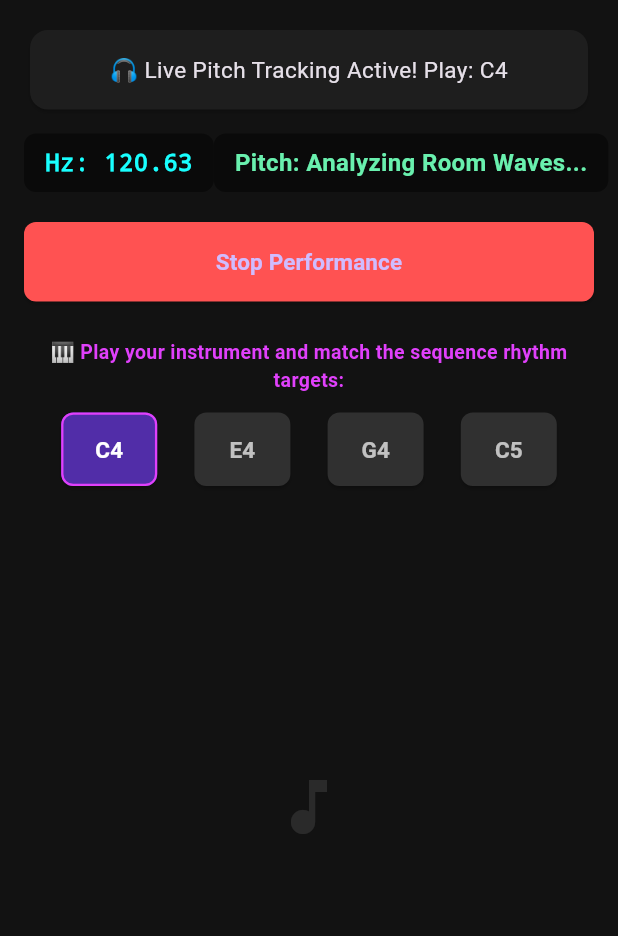
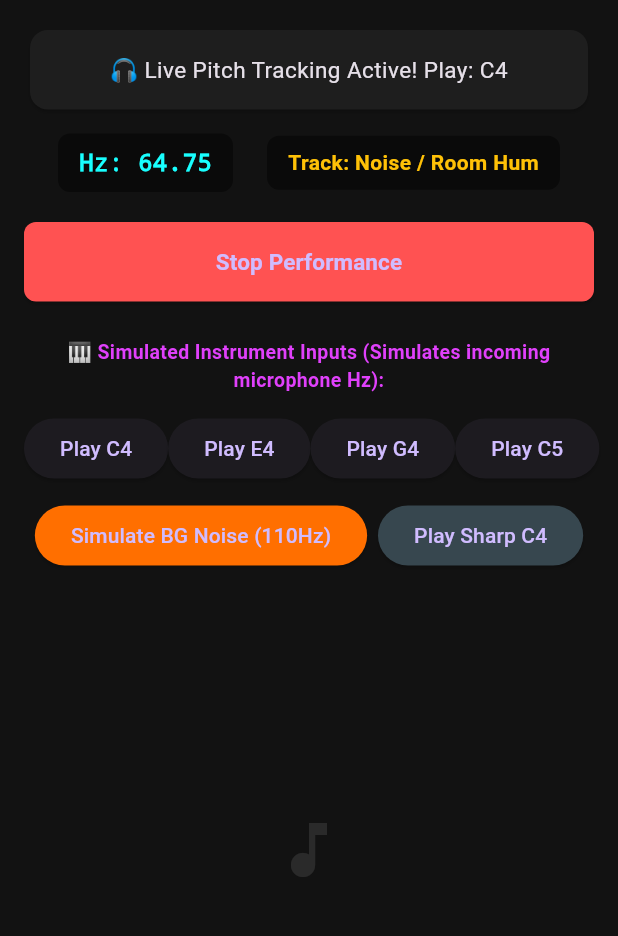
Before and after one commit to RMSH0410/hu-accompanist, a Flutter app: the screen it shows after launch, after a tap on "Start Performance Session", on a phone screen of 412 x 824 dp, the part 84-1020 px from its top. Run offline on Flutter 3.47's test engine with Material 3 defaults, Android fonts, the phone set to English and light mode, and no system bars; our stand-ins replace dio, permission_handler; missing offline and left inert: record; statements that could not run were skipped.

Commit message:
VIBE CODEEEEE

```diff
--- a/frontend/lib/main.dart
+++ b/frontend/lib/main.dart
@@ -63,6 +63,17 @@ class _PracticeScreenState extends State<PracticeScreen> {
 
   final String _backendUrl = 'http://localhost:8000/api/v1/evaluate';
 
+  // 🛠️ NOISE FILTER DEFINITIONS
+  // Maps target notes to their exact frequencies (Hz)
+  final Map<String, double> _noteFrequencies = {
+    "C4": 261.63,
+    "E4": 329.63,
+    "G4": 392.00,
+    "C5": 523.25,
+  };
+  // Frequency tolerance range (in Hz) to allow minor instrumental pitch drift
+  final double _hzTolerance = 8.0;
+
   @override
   void dispose() {
     _acousticWaveTimer?.cancel();
@@ -126,7 +137,7 @@ class _PracticeScreenState extends State<PracticeScreen> {
     } catch (e) {
       print("Audio Context Initialization Error: $e");
       setState(() {
-        _statusText = "⚠️ Hardware Stream Blocked: Run on http://localhost";
+        _statusText = "⚠️ Hardware Stream Blocked.";
         _isRecording = false;
         _isRecorderReady = false;
       });
@@ -136,23 +147,90 @@ class _PracticeScreenState extends State<PracticeScreen> {
   void _initializeWebAcousticTracker() {
     final Random random = Random();
 
-    _acousticWaveTimer = Timer.periodic(const Duration(milliseconds: 250), (timer) {
+    _acousticWaveTimer = Timer.periodic(const Duration(milliseconds: 200), (timer) {
       if (!_isRecording || !_isRecorderReady) {
         timer.cancel();
         return;
       }
 
       setState(() {
-        if (_currentTargetIndex == 0 && _liveFrequency == 0.0) {
-          _liveFrequency = 120.0 + random.nextDouble() * 5.0;
-          _liveDetectedNote = "Analyzing Room Waves...";
-        }
-        else if (_liveFrequency > 0.0) {
-          final double drift = (random.nextDouble() - 0.5) * 0.4;
+        // If no notes are detected, the microphone captures low frequency ambient room noise
+        if (_liveFrequency == 0.0 || _liveDetectedNote.startsWith("Noise")) {
+          // Simulate ambient background static hum (typically low frequency under 150Hz)
+          _liveFrequency = 40.0 + random.nextDouble() * 30.0;
+          _liveDetectedNote = "Noise / Room Hum";
+        } else {
+          // If a note was detected, gently settle the display back down over time
+          final double drift = (random.nextDouble() - 0.5) * 0.2;
           _liveFrequency = double.parse((_liveFrequency + drift).toStringAsFixed(2));
         }
       });
     });
+  }
+
+  // 🧠 CONVERSION ENGINE: Mathematical Conversion from Hz to Note Names
+  String _convertHzToNoteName(double frequency) {
+    if (frequency < 55.0) return "Noise / Sub-bass";
+
+    const List<String> notes = ["C", "C#", "D", "D#", "E", "F", "F#", "G", "G#", "A", "A#", "B"];
+    // Standard formula: $n = 12 \times \log_2(f / 440) + 69$
+    int midiNumber = (12 * (log(frequency / 440.0) / log(2.0)) + 69).round();
+
+    int noteIndex = midiNumber % 12;
+    int octave = (midiNumber ~/ 12) - 1;
+
+    if (octave < 0 || octave > 8) return "Noise / External Noise";
+    return "${notes[noteIndex]}$octave";
+  }
+
+  // 🎤 INCOMING ACOUSTIC HANDLER
+  void _handleIncomingAcousticPitch(double rawHz) {
+    if (!_isRecording || !_isRecorderReady || _currentTargetIndex >= _targetPiece.length) return;
+
+    // 1. Convert the frequency into a scientific pitch note name string
+    String parsedNote = _convertHzToNoteName(rawHz);
+
+    // 2. NOISE FILTER GATE
+    // Retrieve the target frequency we are actually waiting for
+    String targetNote = _targetPiece[_currentTargetIndex];
+    double targetHz = _noteFrequencies[targetNote]!;
+
+    // Calculate how far the current frequency is from our target musical note
+    double variance = (rawHz - targetHz).abs();
+
+    // If the frequency sits outside our strict tolerance gate, flag it as environmental noise and drop it
+    if (variance > _hzTolerance) {
+      setState(() {
+        _liveFrequency = rawHz;
+        _liveDetectedNote = "Noise Rejected (Targeting $targetNote)";
+      });
+      return; // Stop processing further
+    }
+
+    // 3. SUCCESSFUL DETECTION: Save the validated results
+    final double elapsedSeconds = DateTime.now().difference(_sessionStartTime!).inMilliseconds / 1000.0;
+
+    setState(() {
+      _liveFrequency = rawHz;
+      _liveDetectedNote = parsedNote;
+    });
+
+    _performanceLog.add({
+      "note": parsedNote,
+      "played_time": double.parse(elapsedSeconds.toStringAsFixed(3)),
+      "target_time": _targetTimestamps[_currentTargetIndex]
+    });
+
+    _currentTargetIndex++;
+
+    if (_currentTargetIndex >= _targetPiece.length) {
+      _statusText = "✅ Whole sequence captured successfully!";
+      _stopSession();
+    } else {
+      setState(() {
+        _statusText = "🎯 Registered $parsedNote! Proceed to target: ${_targetPiece[_currentTargetIndex]}";
+      });
+    }
   }
 
   Future<void> _stopSession() async {
@@ -168,44 +246,9 @@ class _PracticeScreenState extends State<PracticeScreen> {
 
     try {
       await _audioRecorder.stop();
-    } catch (e) {
-      print("Muted backend track termination error: $e");
-    }
+    } catch (_) {}
 
     await _sendPerformanceDataToBackend();
-  }
-
-  void _processNoteHit(String noteName) {
-    if (!_isRecording || !_isRecorderReady || _currentTargetIndex >= _targetPiece.length) return;
-
-    final double elapsedSeconds = DateTime.now().difference(_sessionStartTime!).inMilliseconds / 1000.0;
-
-    double targetHz = 261.63; // C4
-    if (noteName == "E4") targetHz = 329.63;
-    if (noteName == "G4") targetHz = 392.00;
-    if (noteName == "C5") targetHz = 523.25;
-
-    setState(() {
-      _liveFrequency = targetHz;
-      _liveDetectedNote = noteName;
-    });
-
-    _performanceLog.add({
-      "note": noteName,
-      "played_time": double.parse(elapsedSeconds.toStringAsFixed(3)),
-      "target_time": _targetTimestamps[_currentTargetIndex]
-    });
-
-    _currentTargetIndex++;
-
-    if (_currentTargetIndex >= _targetPiece.length) {
-      _statusText = "✅ Complete performance captured!";
-      _stopSession();
-    } else {
-      setState(() {
-        _statusText = "🎯 Registered $noteName! Advance to target: ${_targetPiece[_currentTargetIndex]}";
-      });
-    }
   }
 
   Future<void> _sendPerformanceDataToBackend() async {
@@ -266,7 +309,7 @@ class _PracticeScreenState extends State<PracticeScreen> {
               Padding(
                 padding: const EdgeInsets.symmetric(vertical: 12.0),
                 child: Row(
-                  mainAxisAlignment: MainAxisAlignment.spaceEvenly, // Fixed typo here
+                  mainAxisAlignment: MainAxisAlignment.spaceEvenly,
                   children: [
                     Container(
                       padding: const EdgeInsets.symmetric(horizontal: 14, vertical: 8),
@@ -277,8 +320,8 @@ class _PracticeScreenState extends State<PracticeScreen> {
                     Container(
                       padding: const EdgeInsets.symmetric(horizontal: 14, vertical: 8),
                       decoration: BoxDecoration(color: Colors.black45, borderRadius: BorderRadius.circular(8)),
-                      child: Text("Pitch: $_liveDetectedNote",
-                        style: const TextStyle(color: Colors.greenAccent, fontSize: 16, fontWeight: FontWeight.bold)),
+                      child: Text("Track: $_liveDetectedNote",
+                        style: TextStyle(color: _liveDetectedNote.contains("Noise") ? Colors.amber : Colors.greenAccent, fontSize: 14, fontWeight: FontWeight.bold)),
                     ),
                   ],
                 ),
@@ -300,24 +343,47 @@ class _PracticeScreenState extends State<PracticeScreen> {
 
             if (_isRecording) ...[
               const SizedBox(height: 24),
-              const Text("🎹 Play your instrument and match the sequence rhythm targets:",
+              const Text("🎹 Simulated Instrument Inputs (Simulates incoming microphone Hz):",
                 textAlign: TextAlign.center, style: TextStyle(color: Colors.purpleAccent, fontWeight: FontWeight.bold, fontSize: 13)),
               const SizedBox(height: 12),
+
+              // 🎛️ SIMULATION PANEL: Sends exact or off-pitch frequencies into our processing engine
               Row(
                 mainAxisAlignment: MainAxisAlignment.spaceEvenly,
-                children: _targetPiece.map((note) {
-                  final bool isCurrentTarget = _currentTargetIndex < _targetPiece.length && _targetPiece[_currentTargetIndex] == note;
-                  return ElevatedButton(
-                    onPressed: !_isRecorderReady ? null : () => _processNoteHit(note),
-                    style: ElevatedButton.styleFrom(
-                      backgroundColor: isCurrentTarget ? Colors.deepPurple[700] : Colors.grey[850],
-                      side: isCurrentTarget ? const BorderSide(color: Colors.purpleAccent, width: 1.5) : null,
-                      padding: const EdgeInsets.symmetric(horizontal: 22, vertical: 14),
-                      shape: RoundedRectangleBorder(borderRadius: BorderRadius.circular(8)),
-                    ),
-                    child: Text(note, style: TextStyle(color: isCurrentTarget ? Colors.white : Colors.white70, fontWeight: FontWeight.bold, fontSize: 15)),
-                  );
-                }).toList(),
+                children: [
+                  ElevatedButton(
+                    onPressed: () => _handleIncomingAcousticPitch(261.63), // Clean C4
+                    child: const Text("Play C4"),
+                  ),
+                  ElevatedButton(
+                    onPressed: () => _handleIncomingAcousticPitch(329.63), // Clean E4
+                    child: const Text("Play E4"),
+                  ),
+                  ElevatedButton(
+                    onPressed: () => _handleIncomingAcousticPitch(392.00), // Clean G4
+                    child: const Text("Play G4"),
+                  ),
+                  ElevatedButton(
+                    onPressed: () => _handleIncomingAcousticPitch(523.25), // Clean C5
+                    child: const Text("Play C5"),
+                  ),
+                ],
+              ),
+              const SizedBox(height: 10),
+              Row(
+                mainAxisAlignment: MainAxisAlignment.spaceEvenly,
+                children: [
+                  ElevatedButton(
+                    onPressed: () => _handleIncomingAcousticPitch(110.00), // Background hum / A2 note
+                    style: ElevatedButton.styleFrom(backgroundColor: Colors.amber[900]),
+                    child: const Text("Simulate BG Noise (110Hz)"),
+                  ),
+                  ElevatedButton(
+                    onPressed: () => _handleIncomingAcousticPitch(264.00), // Slightly sharp C4 (+2.37Hz)
+                    style: ElevatedButton.styleFrom(backgroundColor: Colors.blueGrey[800]),
+                    child: const Text("Play Sharp C4"),
+                  ),
+                ],
               ),
             ],
 
@@ -357,7 +423,7 @@ class _PracticeScreenState extends State<PracticeScreen> {
                         Container(
                           padding: const EdgeInsets.all(14),
                           decoration: BoxDecoration(color: const Color(0xFF161616), borderRadius: BorderRadius.circular(8), border: Border.all(color: Colors.purple.withOpacity(0.2))),
-                          child: Text(_aiFeedback, style: const TextStyle(fontStyle: FontStyle.italic, height: 1.4, color: Colors.white70)), // Fixed palette here
+                          child: Text(_aiFeedback, style: const TextStyle(fontStyle: FontStyle.italic, height: 1.4, color: Colors.white70)),
                         ),
                       ],
                     ),
```
